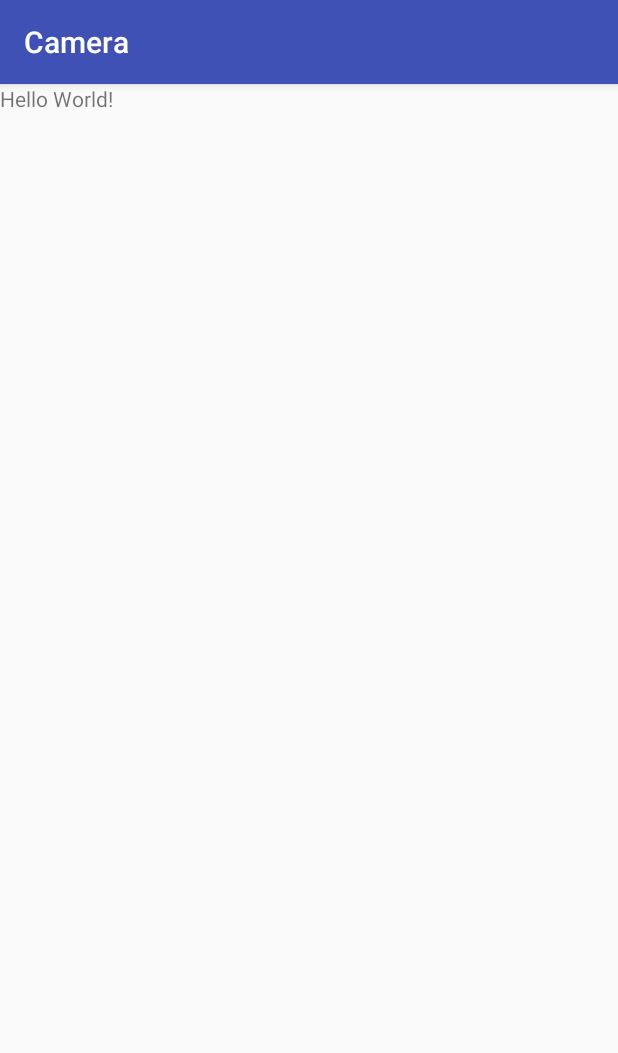
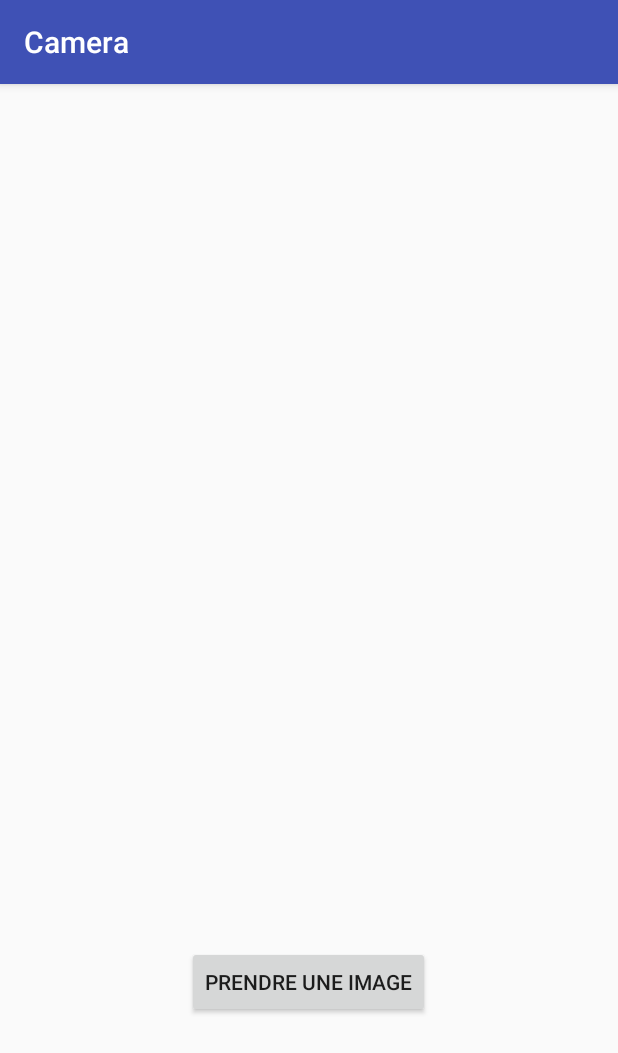
Before and after one commit to Neberan/TP_camera, an Android app: the screen it shows after launch (MainActivity), on a phone screen of 412 x 824 dp. Shown: the top 1053 px of the screen. Run offline under Robolectric (Android 15) with nearby library versions, the phone set to English and light mode, and no system bars.

Commit message:
Verif camera
Vérifie si il y a une caméra

```diff
--- a/Camera/app/src/main/res/layout/activity_main.xml
+++ b/Camera/app/src/main/res/layout/activity_main.xml
@@ -6,13 +6,13 @@
     android:layout_height="match_parent"
     tools:context="fr.upec.moulart.camera.MainActivity">
 
-    <TextView
+    <Button
+        android:id="@+id/button"
         android:layout_width="wrap_content"
         android:layout_height="wrap_content"
-        android:text="Hello World!"
-        app:layout_constraintBottom_toBottomOf="parent"
-        app:layout_constraintLeft_toLeftOf="parent"
-        app:layout_constraintRight_toRightOf="parent"
-        app:layout_constraintTop_toTopOf="parent" />
-
+        android:layout_alignParentBottom="true"
+        android:layout_centerHorizontal="true"
+        android:layout_marginBottom="145dp"
+        android:text="@string/prendre_photo"
+        android:onClick="hasCamera"/>
 </RelativeLayout>
--- a/Camera/app/src/main/res/values/strings.xml
+++ b/Camera/app/src/main/res/values/strings.xml
@@ -1,3 +1,4 @@
 <resources>
     <string name="app_name">Camera</string>
+    <string name="prendre_photo">Prendre une image</string>
 </resources>
```
Also changed, not shown: Camera/app/src/main/AndroidManifest.xml (+9 -0 lines), Camera/app/src/main/java/fr/upec/moulart/camera/MainActivity.java (+10 -0 lines).
